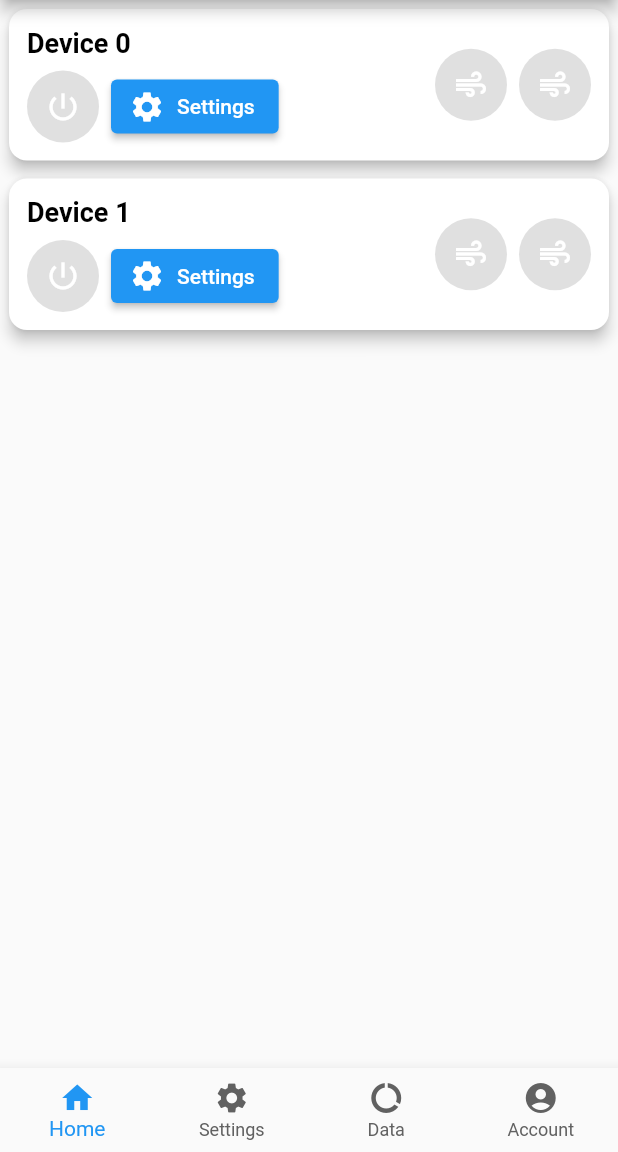
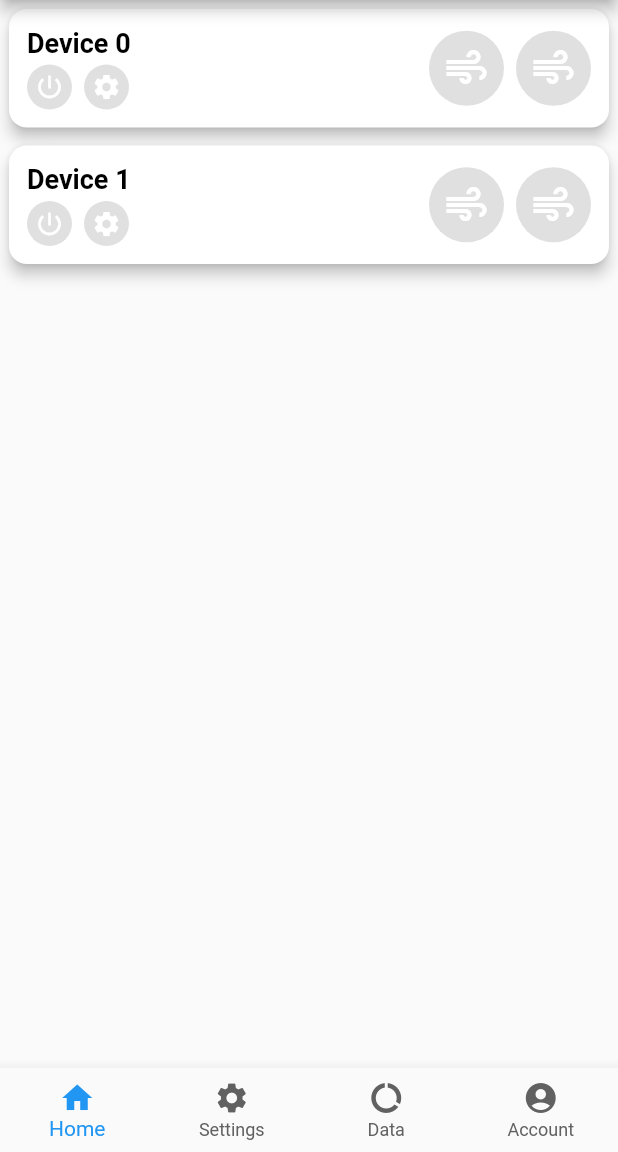
Before and after one commit to TylerHight/Que-App, a Flutter app: the screen it shows after launch, on a phone screen of 412 x 824 dp, the part 84-1236 px from its top. Run offline on Flutter 3.47's test engine with Material 2 defaults, Android fonts, the phone set to English and light mode, and no system bars; our stand-ins replace syncfusion_flutter_charts.

Commit message:
changed device settings button to a BinaryButton

```diff
--- a/lib/screens/home_screen/binary_button.dart
+++ b/lib/screens/home_screen/binary_button.dart
@@ -8,10 +8,18 @@ import 'package:flutter/material.dart';
 class BinaryButton extends StatefulWidget {
   final Color buttonColor;
   final IconData iconData;
+  final double buttonSize;
+  final double iconSize;
+  final Function()? onPressedGreyToColor; // Nullable function for grey to color
+  final Function()? onPressedColorToGrey; // Nullable function for color to grey
 
   BinaryButton({
     required this.buttonColor,
     required this.iconData,
+    this.buttonSize = 48.0,
+    this.iconSize = 24.0,
+    this.onPressedGreyToColor, // Nullable function for grey to color
+    this.onPressedColorToGrey, // Nullable function for color to grey
   });
 
   @override
@@ -43,6 +51,11 @@ class _BinaryButtonState extends State<BinaryButton>
     _animationController.addStatusListener((status) {
       if (status == AnimationStatus.completed) {
         _animationController.reverse();
+        if (isLightOn) {
+          widget.onPressedColorToGrey?.call(); // Execute callback for color to grey if it's provided
+        } else {
+          widget.onPressedGreyToColor?.call(); // Execute callback for grey to color if it's provided
+        }
       }
     });
   }
@@ -72,8 +85,8 @@ class _BinaryButtonState extends State<BinaryButton>
           child: child,
         ),
         child: Container(
-          width: 48,
-          height: 48,
+          width: widget.buttonSize,
+          height: widget.buttonSize,
           decoration: BoxDecoration(
             shape: BoxShape.circle,
             color: isLightOn ? widget.buttonColor : Colors.grey[300],
@@ -82,7 +95,7 @@ class _BinaryButtonState extends State<BinaryButton>
             child: Icon(
               widget.iconData,
               color: Colors.white,
-              size: 24,
+              size: widget.iconSize,
             ),
           ),
         ),
--- a/lib/screens/home_screen/device_remote.dart
+++ b/lib/screens/home_screen/device_remote.dart
@@ -35,27 +35,27 @@ class DeviceRemote extends StatelessWidget {
                     fontWeight: FontWeight.bold, // Added bold style
                   ),
                 ),
-                SizedBox(height: 8),
+                SizedBox(height: 4),
                 Row(
                   children: [
                     BinaryButton(
                       buttonColor: Colors.green,
                       iconData: Icons.power_settings_new,
+                        buttonSize: 30.0,
+                        iconSize: 20.0
                     ),
                     SizedBox(width: 8),
-                    ElevatedButton.icon(
-                      onPressed: onTap,
-                      icon: Icon(
-                        Icons.settings,
-                        color: Colors.white,
-                      ),
-                      label: Text(
-                        'Settings',
-                        style: TextStyle(color: Colors.white),
-                      ),
-                      style: ElevatedButton.styleFrom(
-                        backgroundColor: Colors.blue, // Custom button color
-                      ),
+                    BinaryButton( // settings button
+                        buttonColor: Colors.grey.shade300,
+                        iconData: Icons.settings,
+                        buttonSize: 30.0,
+                        iconSize: 20.0,
+                        onPressedGreyToColor: () {
+                          onTap();
+                        },
+                        onPressedColorToGrey: () {
+                          onTap();
+                        },
                     ),
                   ],
                 ),
@@ -68,11 +68,15 @@ class DeviceRemote extends StatelessWidget {
                 BinaryButton(
                   buttonColor: Colors.red,
                   iconData: Icons.air,
+                  buttonSize: 50.0,
+                  iconSize: 32.0
                 ),
                 SizedBox(width: 8),
                 BinaryButton(
                   buttonColor: Colors.cyan,
                   iconData: Icons.air,
+                    buttonSize: 50.0,
+                    iconSize: 32.0
                 ),
               ],
             ),
```
